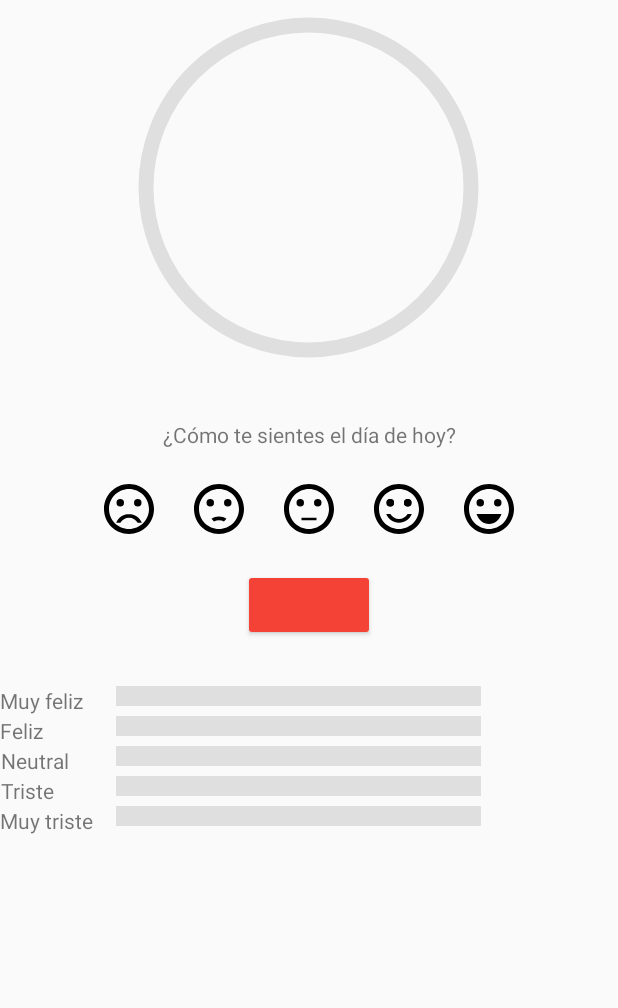
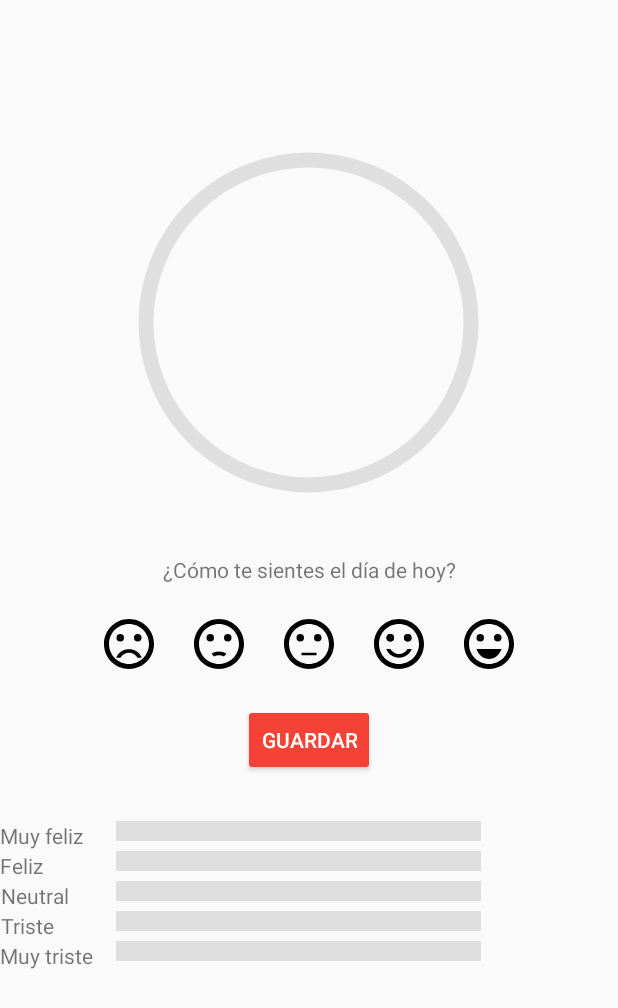
Before and after one commit to RvrCS/My-Feelings, an Android app: the screen it shows after launch (MainActivity), on a phone screen of 412 x 824 dp. Shown: the top 1008 px of the screen. Run offline under Robolectric (Android 15) with nearby library versions, the phone set to English and light mode, and no system bars.

Commit message:
Finished
Fixing a bug in the CustomBarDrawable class.
-Constructor was initalizing an attribute of the class with itself, meaning that bars in the APP were not being filled by its defined color.

```diff
--- a/app/src/main/java/torres/river/myfeelings/graph/utilities/CustomBarDrawable.kt
+++ b/app/src/main/java/torres/river/myfeelings/graph/utilities/CustomBarDrawable.kt
@@ -12,7 +12,7 @@ class CustomBarDrawable : Drawable {
     var context: Context? = null
     var emocion : Emociones? = null
 
-    constructor(context: Context, emociones: Emociones){
+    constructor(context: Context, emocion: Emociones){
         this.context = context
         this.emocion = emocion
     }
@@ -22,7 +22,7 @@ class CustomBarDrawable : Drawable {
         val fondo: Paint = Paint()
         fondo.style = Paint.Style.FILL
         fondo.isAntiAlias = true
-        fondo.color = context?.resources?.getColor(R.color.gray)?: R.color.gray
+        fondo.color = context?.resources?.getColor(R.color.gray) ?: R.color.gray
 
         val ancho: Float = (p0.width - 10).toFloat()
         val alto: Float = (p0.height - 10).toFloat()
--- a/app/src/main/res/layout/activity_main.xml
+++ b/app/src/main/res/layout/activity_main.xml
@@ -8,6 +8,7 @@
     tools:context=".MainActivity">
 
     <ScrollView
+        android:layout_marginTop="90dp"
         android:layout_width="match_parent"
         android:layout_height="wrap_content">
 
@@ -98,6 +99,7 @@
                 android:textColor="@color/white"
                 android:layout_marginTop="20dp"
                 android:layout_gravity="center_horizontal"
+                android:text="Guardar"
                 />
 
             <GridLayout android:id="@+id/bargraphs"
@@ -118,6 +120,7 @@
                 <View android:id="@+id/graphVeryHappy"
                     android:layout_height="20dp"
                     android:layout_width="250dp"
+
                     />
 
                 <TextView
--- a/app/src/main/res/values-night/themes.xml
+++ b/app/src/main/res/values-night/themes.xml
@@ -1,6 +1,6 @@
 <resources xmlns:tools="http://schemas.android.com/tools">
     <!-- Base application theme. -->
-    <style name="Theme.MyFeelings" parent="Theme.AppCompat.DayNight.NoActionBar">
+    <style name="Theme.MyFeelings" parent="Theme.AppCompat.Light.NoActionBar">
         <!-- Primary brand color. -->
         <item name="colorPrimary">@color/colorPrimaryDark</item>
         <item name="colorPrimaryVariant">@color/colroAccent</item>
--- a/app/src/main/res/values/themes.xml
+++ b/app/src/main/res/values/themes.xml
@@ -1,14 +1,14 @@
 <resources xmlns:tools="http://schemas.android.com/tools">
     <!-- Base application theme. -->
-    <style name="Theme.MyFeelings" parent="Theme.AppCompat.DayNight.NoActionBar">
+    <style name="Theme.MyFeelings" parent="Theme.AppCompat.Light.NoActionBar">
         <!-- Primary brand color. -->
         <item name="colorPrimary">@color/colorPrimaryDark</item>
         <item name="colorPrimaryVariant">@color/colroAccent</item>
-        <item name="colorOnPrimary">@color/white</item>
+        <item name="colorOnPrimary">@android:color/black</item>
         <!-- Secondary brand color. -->
         <item name="colorSecondary">@color/gray</item>
         <item name="colorSecondaryVariant">@color/mustard</item>
-        <item name="colorOnSecondary">@color/white</item>
+        <item name="colorOnSecondary">@android:color/black</item>
         <!-- Status bar color. -->
         <item name="android:statusBarColor">?attr/colorPrimaryVariant</item>
         <!-- Customize your theme here. -->
```
Also changed, not shown: app/src/main/java/torres/river/myfeelings/MainActivity.kt (+5 -5 lines).
